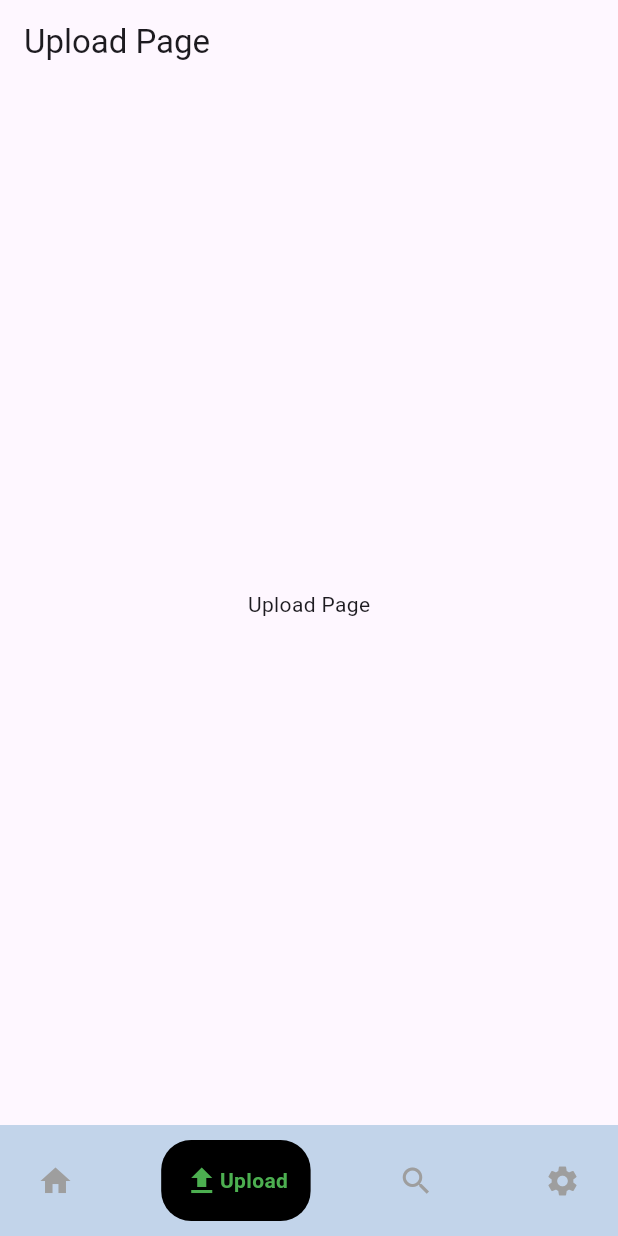
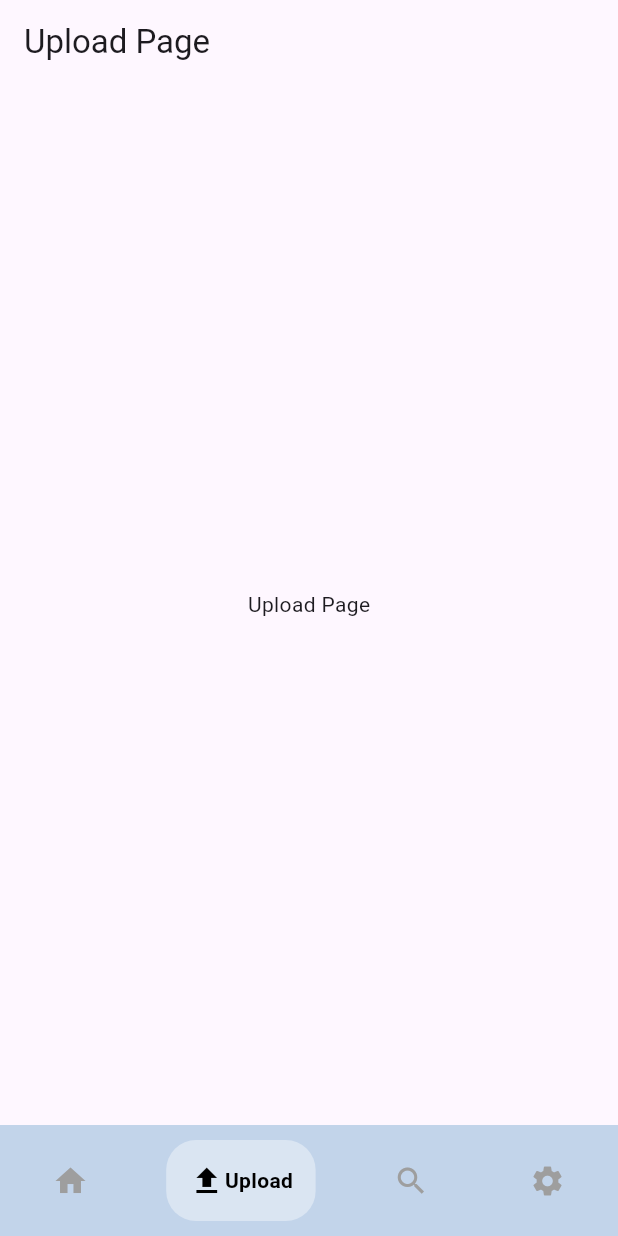
Before and after one commit to Dhruv-0-Arora/hackPNW, a Flutter app: the screen it shows after launch, item 2 of the bottom bar chosen, on a phone screen of 412 x 824 dp. Run offline on Flutter 3.47's test engine with Material 3 defaults, Android fonts, the light colour scheme and no system bars; drawn by our look-alikes of google_nav_bar; our stand-ins replace get, youtube_player_flutter.

Commit message:
Completely finalized google navigation bar

```diff
--- a/lib/Core/gnav_bar.dart
+++ b/lib/Core/gnav_bar.dart
@@ -13,11 +13,14 @@ class GoogleNavBar extends StatelessWidget {
         Get.put(BottomNavigationBarController());
 
     return Scaffold(
-        bottomNavigationBar: GNav(
-          activeColor: Colors.green,
+        bottomNavigationBar: Container(
+          padding: const EdgeInsets.symmetric(horizontal: 10),
+          decoration: const BoxDecoration(color: Constants.secondary),
+          child: GNav(
+            activeColor: Colors.black,
             color: Colors.grey,
             backgroundColor: Constants.secondary,
-          tabBackgroundColor: Colors.black,
+            tabBackgroundColor: const Color.fromARGB(100, 255, 255, 255),
             tabBorderRadius: 20,
             tabMargin: const EdgeInsets.all(10),
             padding: const EdgeInsets.symmetric(horizontal: 15, vertical: 15),
@@ -31,6 +34,7 @@ class GoogleNavBar extends StatelessWidget {
               GButton(icon: Icons.settings, text: 'Settings')
             ],
           ),
+        ),
         body: Obx(
           () => _controller.pages[_controller.index.value],
         ));
```
Lines whose indentation alone changed are shown as unchanged.
